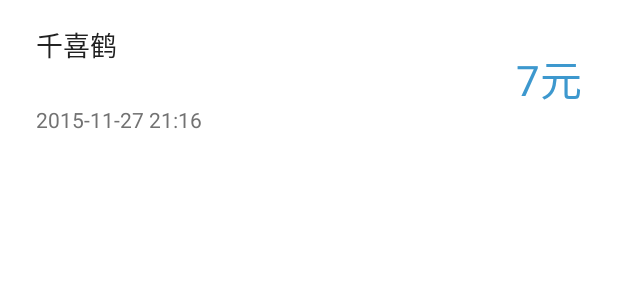
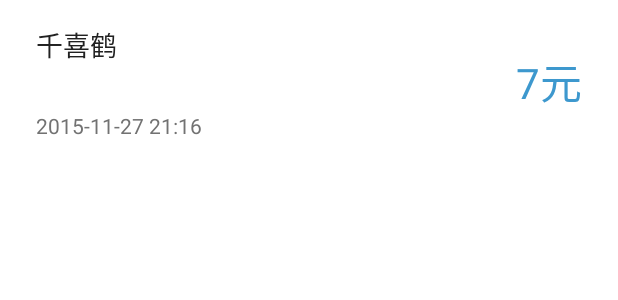
Before and after one commit to moiling/CQUPTCard, an Android app: the layout item_consumption.xml on its own in the app's theme, with its tools: preview values and no code run, on a phone screen of 412 x 824 dp. Shown: the top 300 px of the screen. Run offline under Robolectric (Android 15) with nearby library versions, the phone set to English and light mode, and no system bars; plain views replace MaterialRippleLayout; Roboto replaces fonts that are not available here.

Commit message:
字体，滑动返回，修几个空针隐患

```diff
--- a/app/build.gradle
+++ b/app/build.gradle
@@ -51,4 +51,8 @@ dependencies {
     compile 'com.google.code.gson:gson:2.4'
     // db
     compile 'com.michaelpardo:activeandroid:3.1.0-SNAPSHOT'
+    // swipeBack
+    compile 'com.jude:swipebackhelper:2.1.5'
+    // fonts
+    compile 'uk.co.chrisjenx:calligraphy:2.1.0'
 }
--- a/app/src/main/AndroidManifest.xml
+++ b/app/src/main/AndroidManifest.xml
@@ -18,7 +18,8 @@
             android:value="1" />
         <activity
             android:name=".ui.activity.HomeActivity"
-            android:label="@string/app_name" >
+            android:label="@string/app_name"
+            android:theme="@style/MainTheme">
             <intent-filter>
                 <action android:name="android.intent.action.MAIN" />
 
--- a/app/src/main/java/com/moi/cquptcard/presenter/CardPresenter.java
+++ b/app/src/main/java/com/moi/cquptcard/presenter/CardPresenter.java
@@ -35,19 +35,19 @@ public class CardPresenter {
             consumptionModel.loadConsumption(cards.get(i).getCardId(), String.valueOf(1), new Callback<List<ConsumptionBean>>() {
                 @Override
                 public void success(List<ConsumptionBean> consumptionBeen, Response response) {
-                    v.onItemRefreshSuccess(consumptionBeen, finalI);
+                    if (v != null) v.onItemRefreshSuccess(consumptionBeen, finalI);
                 }
 
                 @Override
                 public void failure(RetrofitError error) {
-                    v.onItemRefreshFail(error, finalI);
+                    if (v != null) v.onItemRefreshFail(error, finalI);
                 }
             });
         }
     }
 
     public void onRelieveView() {
-        v = null;
+        if (v != null) v = null;
     }
 
 }
--- a/app/src/main/java/com/moi/cquptcard/ui/activity/HomeActivity.java
+++ b/app/src/main/java/com/moi/cquptcard/ui/activity/HomeActivity.java
@@ -16,6 +16,7 @@ import android.view.View;
 import android.widget.TextView;
 
 import com.afollestad.materialdialogs.MaterialDialog;
+import com.jude.swipbackhelper.SwipeBackHelper;
 import com.moi.cquptcard.R;
 import com.moi.cquptcard.app.BaseActivity;
 import com.moi.cquptcard.model.bean.Card;
@@ -61,6 +62,9 @@ public class HomeActivity extends BaseActivity implements IConsumptionVu, ICardV
         ButterKnife.bind(this);
         consumptionPresenter = new ConsumptionPresenter(this);
         cardPresenter = new CardPresenter(this);
+        // 主页关闭滑动返回
+        SwipeBackHelper.getCurrentPage(this).setSwipeBackEnable(false);
+
         initToolbar();
         initContent();
         initData();
--- a/app/src/main/res/layout/item_consumption.xml
+++ b/app/src/main/res/layout/item_consumption.xml
@@ -44,7 +44,7 @@
 
             <TextView
                 android:id="@+id/tv_time"
-                android:layout_marginTop="12dp"
+                android:layout_marginTop="16dp"
                 tools:text="2015-11-27 21:16"
                 android:textColor="@color/secondary_text"
                 android:layout_below="@id/tv_money"
--- a/app/src/main/res/values/styles.xml
+++ b/app/src/main/res/values/styles.xml
@@ -3,18 +3,34 @@
     <!-- Base application theme. -->
     <style name="AppTheme" parent="AppTheme.Base">
         <!-- Customize your theme here. -->
+        <!-- 滑动返回 -->
+        <item name="android:windowIsTranslucent">true</item>
+        <item name="android:activityOpenEnterAnimation">@anim/slide_in_right</item>
+        <item name="android:activityCloseExitAnimation">@anim/slide_out_right</item>
+        <!-- 字体 -->
+        <item name="android:textViewStyle">@style/AppTheme.Widget.TextView</item>
         <item name="android:listDivider">@drawable/divider_bg</item>
     </style>
 
     <style name="AppTheme.Base" parent="Theme.AppCompat.NoActionBar">
         <!-- Actionbar color -->
         <item name="colorPrimary">@color/primary_color</item>
-        <!--Status bar color-->
+        <!-- Status bar color -->
         <item name="colorPrimaryDark">@color/primary_color</item>
         <item name="android:windowBackground">@color/primary_color</item>
         <item name="colorAccent">@color/primary_color</item>
         <item name="colorControlNormal">@color/white</item>
         <item name="android:textColorPrimary">@color/white</item>
+    </style>
+
+    <style name="MainTheme" parent="AppTheme">
+        <!-- 滑动返回的主页 -->
+        <item name="android:windowIsTranslucent">false</item>
+    </style>
+
+    <!-- 字体 -->
+    <style name="AppTheme.Widget.TextView" parent="android:Widget.Holo.Light.TextView">
+        <item name="fontPath">fonts/font_fangzheng_light.TTF</item>
     </style>
 
     <style name="EditTheme" parent="Theme.AppCompat.NoActionBar">
```
Also changed, not shown: app/src/main/java/com/moi/cquptcard/app/BaseActivity.java (+28 -0 lines), app/src/main/java/com/moi/cquptcard/presenter/ConsumptionPresenter.java (+4 -4 lines), 2 other files.
